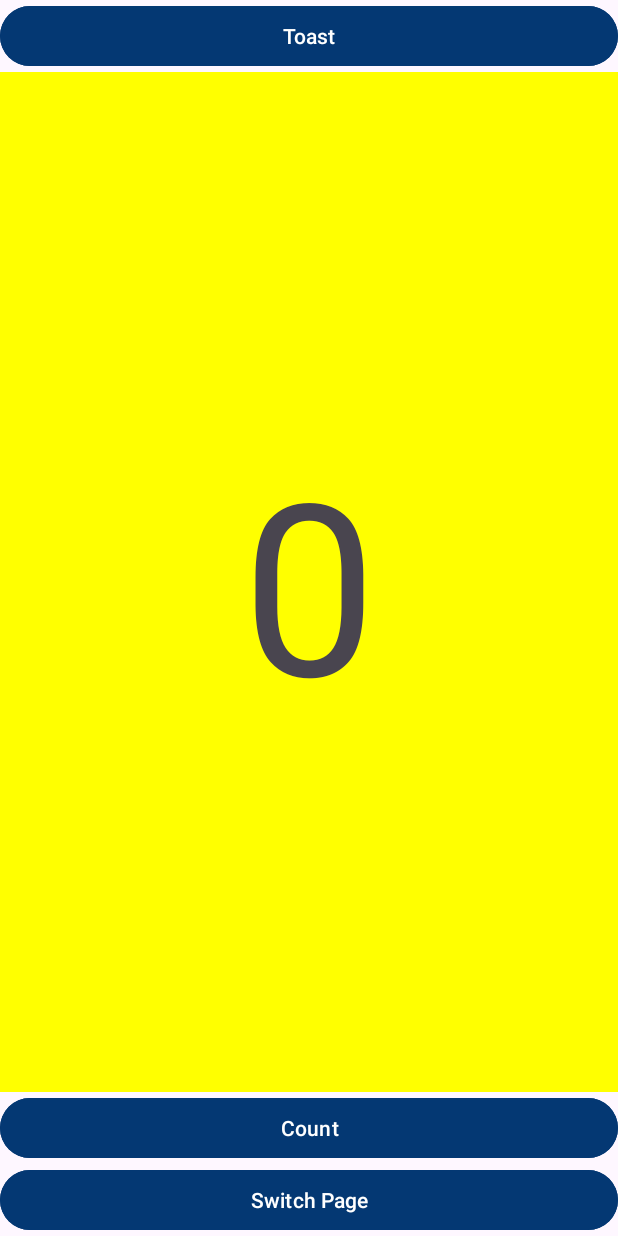
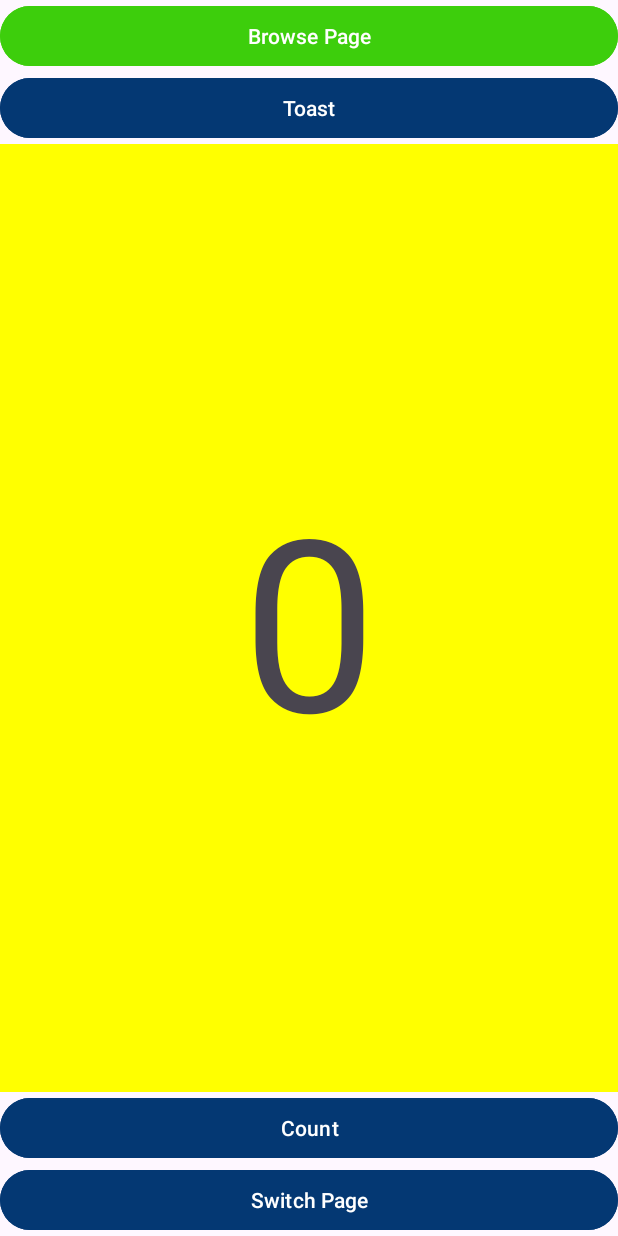
Before and after one commit to fauzanashshidiq/hello-toast, an Android app: the screen it shows after launch (MainActivity), on a phone screen of 412 x 824 dp. Run offline under Robolectric (Android 15) with nearby library versions, the phone set to English and light mode, and no system bars.

Commit message:
feat(main): add intent implicit browse

```diff
--- a/app/src/main/java/com/example/hellotoast/MainActivity.kt
+++ b/app/src/main/java/com/example/hellotoast/MainActivity.kt
@@ -1,6 +1,7 @@
 package com.example.hellotoast
 
 import android.content.Intent
+import android.net.Uri
 import android.os.Bundle
 import android.view.View
 import android.widget.Button
@@ -21,6 +22,7 @@ class MainActivity : AppCompatActivity() {
         val buttonCountUp = findViewById<Button>(R.id.button_count)
         val buttonToast = findViewById<Button>(R.id.button_toast)
         val buttonSwitchPage = findViewById<Button>(R.id.button_switchpage)
+        val buttonBrowser = findViewById<Button>(R.id.button_browser)
 
         buttonCountUp.setOnClickListener(View.OnClickListener{
             mCount++
@@ -36,6 +38,11 @@ class MainActivity : AppCompatActivity() {
             val intent = Intent(this, MainActivity2::class.java)
             startActivity(intent)
         })
+        buttonBrowser.setOnClickListener({
+            val intentbrowse = Intent(Intent.ACTION_VIEW)
+            intentbrowse.setData(Uri.parse("https://www.google.com"))
+            startActivity(intentbrowse)
+        })
         ViewCompat.setOnApplyWindowInsetsListener(findViewById(R.id.main)) { v, insets ->
             val systemBars = insets.getInsets(WindowInsetsCompat.Type.systemBars())
             v.setPadding(systemBars.left, systemBars.top, systemBars.right, systemBars.bottom)
--- a/app/src/main/res/layout/activity_main.xml
+++ b/app/src/main/res/layout/activity_main.xml
@@ -11,6 +11,14 @@
     android:paddingRight="@dimen/activity_horizontal_margin"
     android:paddingBottom="@dimen/activity_vertical_margin"
     tools:context=".MainActivity">
+
+    <Button
+        android:id="@+id/button_browser"
+        android:layout_width="match_parent"
+        android:layout_height="wrap_content"
+        android:backgroundTint="#3DCE0C"
+        android:text="@string/button_label_browser"
+        android:textColor="@color/white"/>
 
     <Button
         android:id="@+id/button_toast"
--- a/app/src/main/res/values/strings.xml
+++ b/app/src/main/res/values/strings.xml
@@ -6,4 +6,5 @@
     <string name="toast_message">Hello Toast !</string>
     <string name="text_header">Halaman ke-2</string>
     <string name="button_label_pindah">Switch Page</string>
+    <string name="button_label_browser">Browse Page</string>
 </resources>
```
